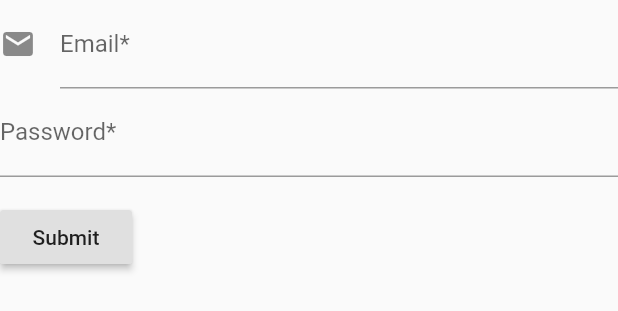
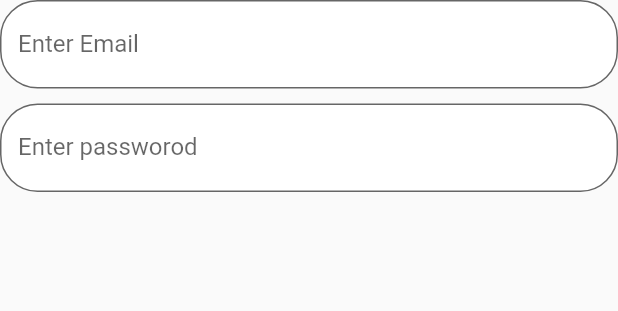
Before and after one commit to Leonerd42/Logikid, a Flutter app: the LoginForm widget shown alone on an empty page, opened directly, on a phone screen of 412 x 824 dp. Shown: the top 311 px of the screen. Run offline on Flutter 3.47's test engine with Material 2 defaults, Android fonts, the phone set to English and light mode, and no system bars; Roboto replaces fonts that are missing (Poppins).

Commit message:
Feito a página de login e adicionado a opção para voltar utilizando o pop

```diff
--- a/lib/components/LoginForm.dart
+++ b/lib/components/LoginForm.dart
@@ -8,38 +8,59 @@ class LoginForm extends StatelessWidget {
       child: Column(
         crossAxisAlignment: CrossAxisAlignment.start,
         children: <Widget>[
-          TextFormField(
-            decoration: const InputDecoration(
-              icon: Icon(Icons.email),
-              hintText: 'What do people call you?',
-              labelText: 'Email*',
+          Container(
+            margin: EdgeInsets.only(top: 0.0, bottom: 5.0, left: 0.0, right: 0.0),
+            child: TextFormField(
+              decoration: new InputDecoration(
+                labelText: "Enter Email",
+                filled: true,
+                fillColor: Colors.white,
+                border: new OutlineInputBorder(
+                  borderRadius: new BorderRadius.circular(25.0),
+                  borderSide: new BorderSide(
+                  ),
+                ),
+                //fillColor: Colors.green
+              ),
+              validator: (val) {
+                if(val.length==0) {
+                  return "Email cannot be empty";
+                }else{
+                  return null;
+                }
+              },
+              keyboardType: TextInputType.emailAddress,
+              style: new TextStyle(
+                fontFamily: "Poppins",
+              ),
             ),
-            onSaved: (String value) {
-              // This optional block of code can be used to run
-              // code when the user saves the form.
-            },
           ),
-          TextFormField(
-            decoration: const InputDecoration(
-              hintText: 'What do people call you?',
-              labelText: 'Password*',
-
-            ),
-            onSaved: (String value) {
-              // This optional block of code can be used to run
-              // code when the user saves the form.
-            },
-          ),
-          Padding(
-            padding: const EdgeInsets.symmetric(vertical: 16.0),
-            child: RaisedButton(
-              onPressed: () {
-                print('Botão pressionado');
-                // Validate will return true if the form is valid, or false if
-                // the form is invalid.
-
+          Container(
+            margin: EdgeInsets.only(top: 5.0, bottom: 0.0, left: 0.0, right: 0.0),
+            child: TextFormField(
+              obscureText: true,
+              decoration: new InputDecoration(
+                filled: true,
+                labelText: "Enter passworod",
+                fillColor: Colors.white,
+                border: new OutlineInputBorder(
+                  borderRadius: new BorderRadius.circular(25.0),
+                  borderSide: new BorderSide(
+                  ),
+                ),
+                //fillColor: Colors.green
+              ),
+              validator: (val) {
+                if(val.length==0) {
+                  return "Password cannot be empty";
+                }else{
+                  return null;
+                }
               },
-              child: Text('Submit'),
+              keyboardType: TextInputType.emailAddress,
+              style: new TextStyle(
+                fontFamily: "Poppins",
+              ),
             ),
           ),
         ],
--- a/pubspec.yaml
+++ b/pubspec.yaml
@@ -47,6 +47,7 @@ flutter:
     - assets/imgs/sair.png
     - assets/imgs/sair2.png
     - assets/imgs/program.png
+    - assets/imgs/play.png
   #  - images/a_dot_ham.jpeg
 
   # An image asset can refer to one or more resolution-specific "variants", see
```
Also changed, not shown: lib/pages/LoginPage.dart (+31 -3 lines), assets/imgs/play.png (added).
